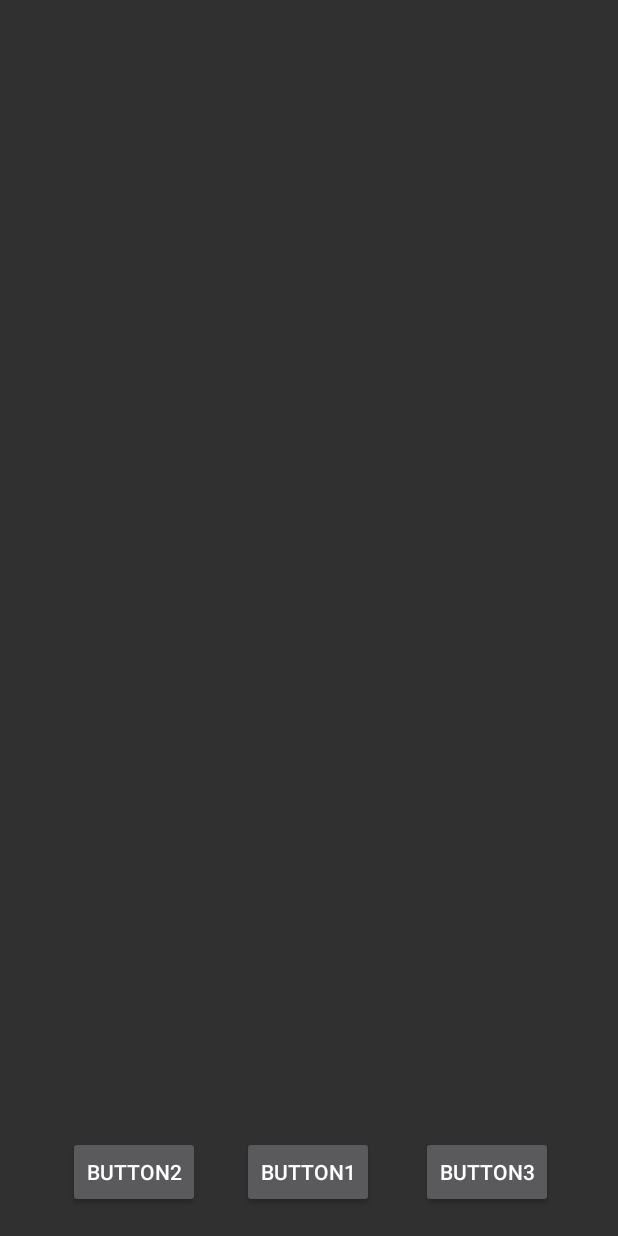
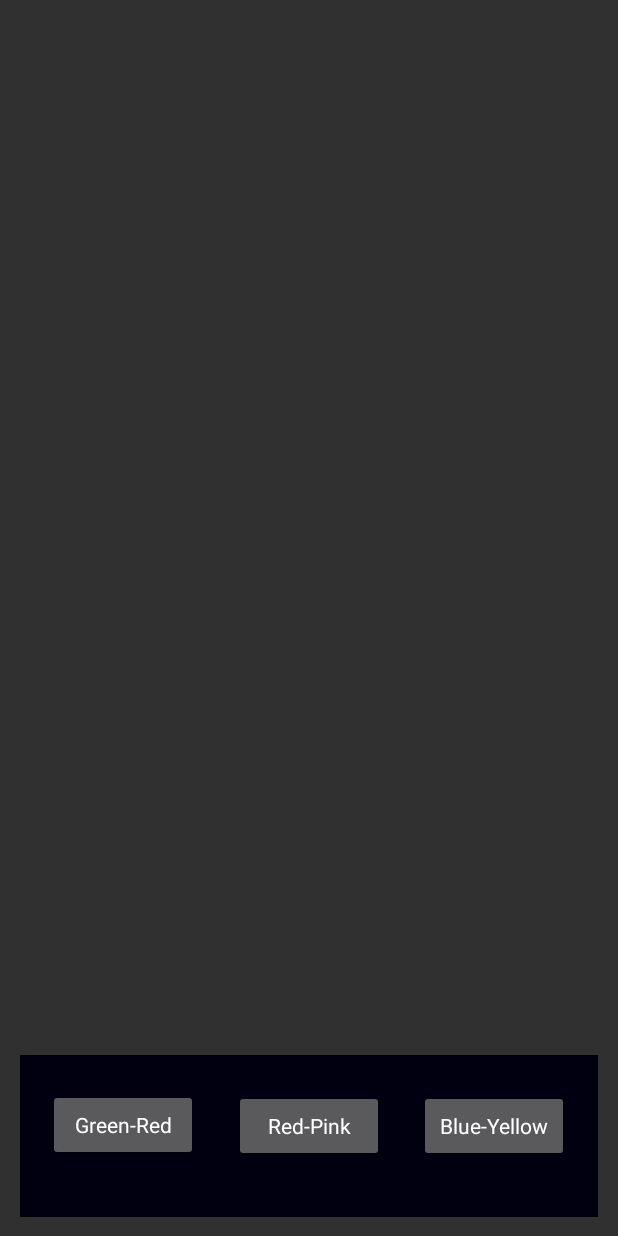
Before and after one commit to Chathushka123/project3s1, an Android app: the layout draw_on_top.xml on its own in the app's theme, with its tools: preview values and no code run, on a phone screen of 412 x 824 dp. Run offline under Robolectric (Android 15) with nearby library versions, the phone set to English and light mode, and no system bars.

Commit message:
add buttons

```diff
--- a/app/src/main/res/layout/draw_on_top.xml
+++ b/app/src/main/res/layout/draw_on_top.xml
@@ -6,51 +6,71 @@
     android:layout_width="match_parent"
     android:layout_height="match_parent">
 
+
+    <TextView
+        android:id="@+id/textView"
+        android:layout_width="385dp"
+        android:layout_height="108dp"
+        android:layout_marginEnd="8dp"
+        android:layout_marginStart="8dp"
+        android:background="#000010"
+        android:layout_marginTop="8dp"
+        app:layout_constraintBottom_toBottomOf="parent"
+        app:layout_constraintEnd_toEndOf="parent"
+        app:layout_constraintHorizontal_bias="0.47"
+        app:layout_constraintStart_toStartOf="parent"
+        app:layout_constraintTop_toTopOf="parent"
+        app:layout_constraintVertical_bias="0.982" />
+
     <Button
-        android:id="@+id/button1"
-        android:layout_width="wrap_content"
+        android:id="@+id/button"
+        android:layout_width="100dp"
         android:layout_height="wrap_content"
         android:layout_marginBottom="8dp"
         android:layout_marginEnd="8dp"
         android:layout_marginStart="8dp"
         android:layout_marginTop="8dp"
-        android:text="@string/button1"
+        android:text="Red-Pink"
+        android:textAppearance="@style/TextAppearance.AppCompat"
         app:layout_constraintBottom_toBottomOf="parent"
         app:layout_constraintEnd_toEndOf="parent"
-        app:layout_constraintHorizontal_bias="0.498"
         app:layout_constraintStart_toStartOf="parent"
         app:layout_constraintTop_toTopOf="parent"
-        app:layout_constraintVertical_bias="0.986" />
+        app:layout_constraintVertical_bias="0.946" />
 
     <Button
         android:id="@+id/button2"
-        android:layout_width="wrap_content"
+        android:layout_width="100dp"
         android:layout_height="wrap_content"
         android:layout_marginBottom="8dp"
         android:layout_marginEnd="8dp"
         android:layout_marginStart="8dp"
         android:layout_marginTop="8dp"
-        android:text="@string/button2"
-        app:layout_constraintBottom_toBottomOf="parent"
-        app:layout_constraintEnd_toEndOf="@+id/button1"
-        app:layout_constraintHorizontal_bias="0.255"
+        android:text="Green-Red"
+        android:textAppearance="@style/TextAppearance.AppCompat"
+        app:layout_constraintBottom_toBottomOf="@+id/textView"
+        app:layout_constraintEnd_toEndOf="parent"
+        app:layout_constraintHorizontal_bias="0.082"
         app:layout_constraintStart_toStartOf="parent"
         app:layout_constraintTop_toTopOf="parent"
-        app:layout_constraintVertical_bias="0.986" />
+        app:layout_constraintVertical_bias="0.961" />
 
     <Button
         android:id="@+id/button3"
-        android:layout_width="wrap_content"
+        android:layout_width="100dp"
         android:layout_height="wrap_content"
         android:layout_marginBottom="8dp"
         android:layout_marginEnd="8dp"
         android:layout_marginStart="8dp"
         android:layout_marginTop="8dp"
-        android:text="@string/button3"
+        android:text="Blue-Yellow"
+        android:textAppearance="@style/TextAppearance.AppCompat"
         app:layout_constraintBottom_toBottomOf="parent"
         app:layout_constraintEnd_toEndOf="parent"
-        app:layout_constraintHorizontal_bias="0.76"
-        app:layout_constraintStart_toStartOf="@+id/button1"
+        app:layout_constraintHorizontal_bias="0.917"
+        app:layout_constraintStart_toStartOf="parent"
         app:layout_constraintTop_toTopOf="parent"
-        app:layout_constraintVertical_bias="0.986" />
+        app:layout_constraintVertical_bias="0.946" />
+
+
 </android.support.constraint.ConstraintLayout>
--- a/build.gradle
+++ b/build.gradle
@@ -7,7 +7,7 @@ buildscript {
         jcenter()
     }
     dependencies {
-        classpath 'com.android.tools.build:gradle:3.1.2'
+        classpath 'com.android.tools.build:gradle:3.1.4'
 
 
         // NOTE: Do not place your application dependencies here; they belong
```
